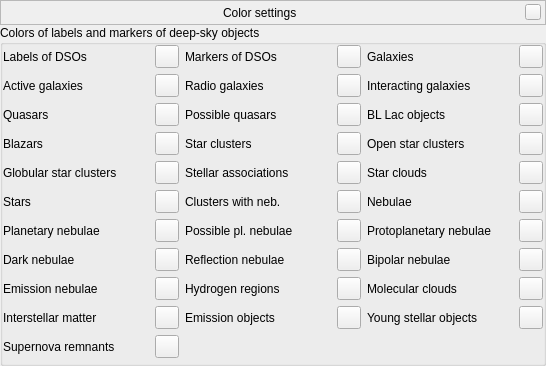
Old version of the form src/gui/dsoColorsDialog.ui in the repository 519984307/stellarium_src.
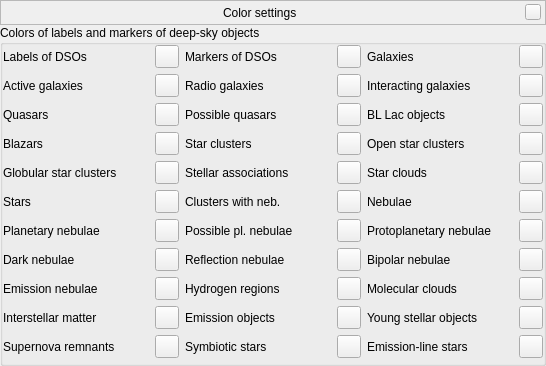
New version of the form. Custom widgets are drawn as their Qt base class.

What changed in the file:
```diff
--- a/src/gui/dsoColorsDialog.ui
+++ b/src/gui/dsoColorsDialog.ui
@@ -591,6 +591,34 @@
         </property>
        </widget>
       </item>
+      <item row="10" column="2">
+       <widget class="QLabel" name="labelDSOColorSymbioticStars">
+        <property name="text">
+         <string>Symbiotic stars</string>
+        </property>
+       </widget>
+      </item>
+      <item row="10" column="3">
+       <widget class="QToolButton" name="colorDSOSymbioticStars">
+        <property name="toolTip">
+         <string>Color of markers of symbiotic stars</string>
+        </property>
+       </widget>
+      </item>
+      <item row="10" column="4">
+       <widget class="QLabel" name="labelDSOColorEmissionLineStars">
+        <property name="text">
+         <string>Emission-line stars</string>
+        </property>
+       </widget>
+      </item>
+      <item row="10" column="5">
+       <widget class="QToolButton" name="colorDSOEmissionLineStars">
+        <property name="toolTip">
+         <string>Color of markers of emission-line stars</string>
+        </property>
+       </widget>
+      </item>
      </layout>
     </widget>
    </item>
```
